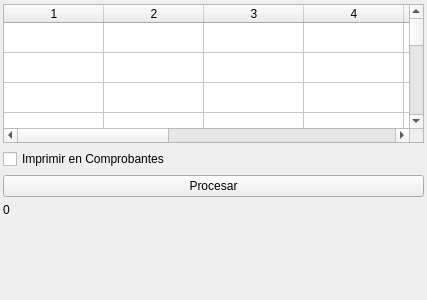
The window that billinglistwindow.ui (GonzaloHernandez/jpbilling) describes before a commit, drawn with Qt 5.
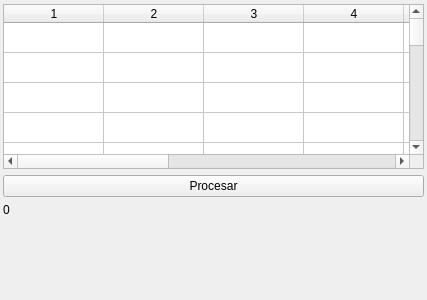
The same window after the commit.

Commit message: Fixes, print report using page configuration, and Summary Debts

```diff
--- a/billinglistwindow.ui
+++ b/billinglistwindow.ui
@@ -98,13 +98,6 @@
      <column/>
     </widget>
    </item>
-   <item>
-    <widget class="QCheckBox" name="checkbox_print">
-     <property name="text">
-      <string>Imprimir en Comprobantes</string>
-     </property>
-    </widget>
-   </item>
    <item>
     <widget class="QPushButton" name="button_save">
      <property name="text">
```
The commit also changes 5 other files.
